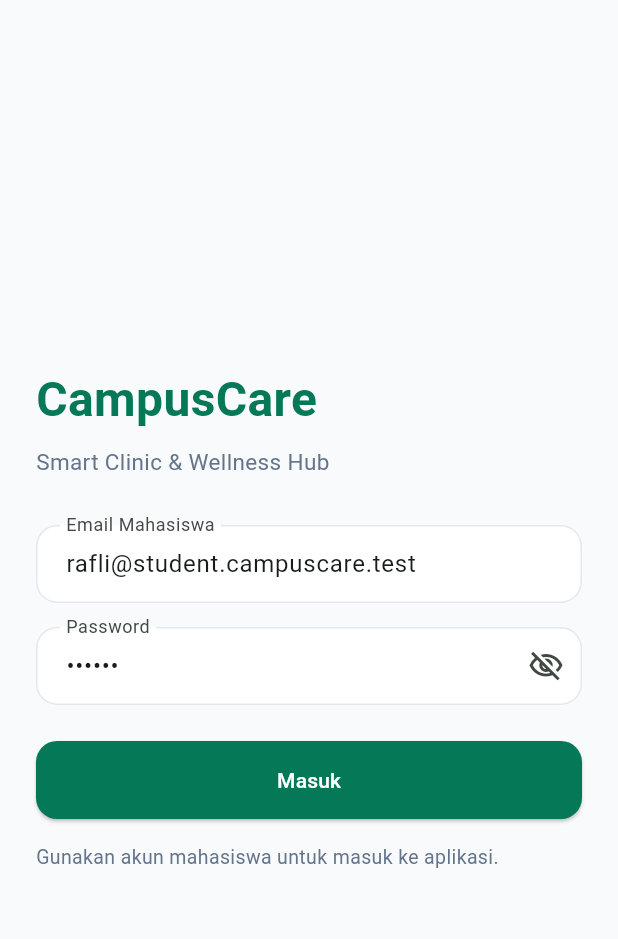
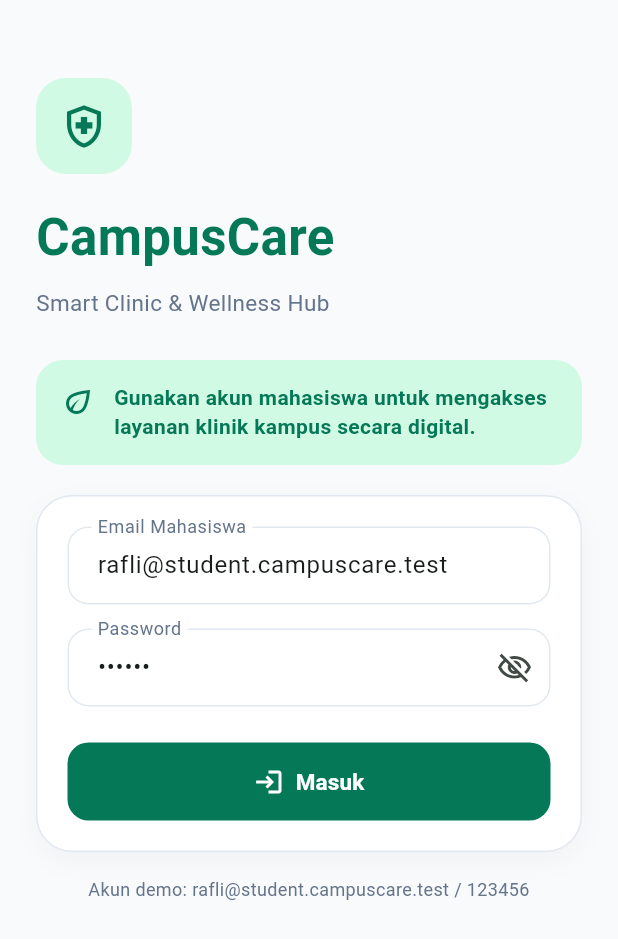
Before and after one commit to admrafli5-afk/campuscare, a Flutter app: the screen it shows after launch, on a phone screen of 412 x 824 dp. Shown: the top 939 px of the screen. Run offline on Flutter 3.47's test engine with Material 3 defaults, Android fonts, the phone set to English and light mode, and no system bars; our stand-ins replace flutter_secure_storage, qr_flutter.

Commit message:
Polish mobile login UI

```diff
--- a/mobile/lib/features/auth/login_screen.dart
+++ b/mobile/lib/features/auth/login_screen.dart
@@ -3,6 +3,8 @@ import 'package:flutter/material.dart';
 import '../../core/constants/app_colors.dart';
 import '../../core/network/api_client.dart';
 import '../../core/storage/secure_storage_service.dart';
+import '../../shared/widgets/app_button.dart';
+import '../../shared/widgets/app_text_field.dart';
 import '../home/home_screen.dart';
 import 'services/auth_service.dart';
 
@@ -81,52 +83,99 @@ class _LoginScreenState extends State<LoginScreen> {
     super.dispose();
   }
 
-  @override
-  Widget build(BuildContext context) {
-    return Scaffold(
-      backgroundColor: AppColors.background,
-      body: SafeArea(
-        child: Padding(
-          padding: const EdgeInsets.all(24),
-          child: Center(
-            child: SingleChildScrollView(
-              child: Column(
+  Widget logoSection() {
+    return Column(
       crossAxisAlignment: CrossAxisAlignment.start,
       children: [
+        Container(
+          width: 64,
+          height: 64,
+          decoration: BoxDecoration(
+            color: AppColors.softMint,
+            borderRadius: BorderRadius.circular(20),
+          ),
+          child: const Icon(
+            Icons.health_and_safety_outlined,
+            color: AppColors.primaryGreen,
+            size: 34,
+          ),
+        ),
+        const SizedBox(height: 18),
         const Text(
           'CampusCare',
           style: TextStyle(
-                      fontSize: 32,
+            fontSize: 34,
             fontWeight: FontWeight.bold,
             color: AppColors.primaryGreen,
           ),
         ),
-
         const SizedBox(height: 8),
-
         const Text(
           'Smart Clinic & Wellness Hub',
           style: TextStyle(color: AppColors.textGray, fontSize: 15),
         ),
+      ],
+    );
+  }
 
-                  const SizedBox(height: 32),
+  Widget infoBox() {
+    return Container(
+      padding: const EdgeInsets.all(16),
+      decoration: BoxDecoration(
+        color: AppColors.softMint,
+        borderRadius: BorderRadius.circular(18),
+      ),
+      child: const Row(
+        crossAxisAlignment: CrossAxisAlignment.start,
+        children: [
+          Icon(Icons.eco_outlined, color: AppColors.primaryGreen),
+          SizedBox(width: 12),
+          Expanded(
+            child: Text(
+              'Gunakan akun mahasiswa untuk mengakses layanan klinik kampus secara digital.',
+              style: TextStyle(
+                color: AppColors.primaryGreen,
+                height: 1.35,
+                fontWeight: FontWeight.w600,
+              ),
+            ),
+          ),
+        ],
+      ),
+    );
+  }
 
-                  TextField(
+  Widget loginCard() {
+    return Container(
+      padding: const EdgeInsets.all(20),
+      decoration: BoxDecoration(
+        color: AppColors.surface,
+        borderRadius: BorderRadius.circular(24),
+        border: Border.all(color: AppColors.border),
+        boxShadow: [
+          BoxShadow(
+            color: Colors.black.withOpacity(0.03),
+            blurRadius: 14,
+            offset: const Offset(0, 6),
+          ),
+        ],
+      ),
+      child: Column(
+        children: [
+          AppTextField(
             controller: emailController,
+            label: 'Email Mahasiswa',
+            hint: 'rafli@student.campuscare.test',
             keyboardType: TextInputType.emailAddress,
-                    decoration: const InputDecoration(
-                      labelText: 'Email Mahasiswa',
-                      hintText: 'rafli@student.campuscare.test',
-                    ),
           ),
 
           const SizedBox(height: 16),
 
-                  TextField(
+          AppTextField(
             controller: passwordController,
+            label: 'Password',
+            hint: 'Masukkan password',
             obscureText: obscurePassword,
-                    decoration: InputDecoration(
-                      labelText: 'Password',
             suffixIcon: IconButton(
               icon: Icon(
                 obscurePassword
@@ -140,45 +189,45 @@ class _LoginScreenState extends State<LoginScreen> {
               },
             ),
           ),
-                  ),
 
           const SizedBox(height: 24),
 
-                  SizedBox(
-                    width: double.infinity,
-                    height: 52,
-                    child: ElevatedButton(
-                      style: ElevatedButton.styleFrom(
-                        backgroundColor: AppColors.primaryGreen,
-                        foregroundColor: Colors.white,
-                        shape: RoundedRectangleBorder(
-                          borderRadius: BorderRadius.circular(14),
-                        ),
-                      ),
-                      onPressed: isLoading ? null : handleLogin,
-                      child: isLoading
-                          ? const SizedBox(
-                              width: 22,
-                              height: 22,
-                              child: CircularProgressIndicator(
-                                strokeWidth: 2,
-                                color: Colors.white,
-                              ),
-                            )
-                          : const Text('Masuk'),
-                    ),
-                  ),
-
-                  const SizedBox(height: 16),
-
-                  const Text(
-                    'Gunakan akun mahasiswa untuk masuk ke aplikasi.',
-                    style: TextStyle(color: AppColors.textGray, fontSize: 13),
+          AppButton(
+            text: 'Masuk',
+            icon: Icons.login,
+            isLoading: isLoading,
+            onPressed: handleLogin,
           ),
         ],
       ),
-            ),
-          ),
+    );
+  }
+
+  Widget demoAccountInfo() {
+    return const Text(
+      'Akun demo: rafli@student.campuscare.test / 123456',
+      textAlign: TextAlign.center,
+      style: TextStyle(color: AppColors.textGray, fontSize: 12),
+    );
+  }
+
+  @override
+  Widget build(BuildContext context) {
+    return Scaffold(
+      backgroundColor: AppColors.background,
+      body: SafeArea(
+        child: ListView(
+          padding: const EdgeInsets.all(24),
+          children: [
+            const SizedBox(height: 28),
+            logoSection(),
+            const SizedBox(height: 28),
+            infoBox(),
+            const SizedBox(height: 20),
+            loginCard(),
+            const SizedBox(height: 16),
+            demoAccountInfo(),
+          ],
         ),
       ),
     );
--- /dev/null
+++ b/mobile/lib/shared/widgets/app_text_field.dart
@@ -0,0 +1,41 @@
+import 'package:flutter/material.dart';
+
+import '../../core/constants/app_colors.dart';
+
+class AppTextField extends StatelessWidget {
+  final TextEditingController controller;
+  final String label;
+  final String hint;
+  final bool obscureText;
+  final TextInputType keyboardType;
+  final Widget? suffixIcon;
+  final int maxLines;
+
+  const AppTextField({
+    super.key,
+    required this.controller,
+    required this.label,
+    required this.hint,
+    this.obscureText = false,
+    this.keyboardType = TextInputType.text,
+    this.suffixIcon,
+    this.maxLines = 1,
+  });
+
+  @override
+  Widget build(BuildContext context) {
+    return TextField(
+      controller: controller,
+      obscureText: obscureText,
+      keyboardType: keyboardType,
+      maxLines: obscureText ? 1 : maxLines,
+      decoration: InputDecoration(
+        labelText: label,
+        hintText: hint,
+        suffixIcon: suffixIcon,
+        labelStyle: const TextStyle(color: AppColors.textGray),
+        hintStyle: const TextStyle(color: AppColors.textGray, fontSize: 13),
+      ),
+    );
+  }
+}
```
Lines whose indentation alone changed are shown as unchanged.
